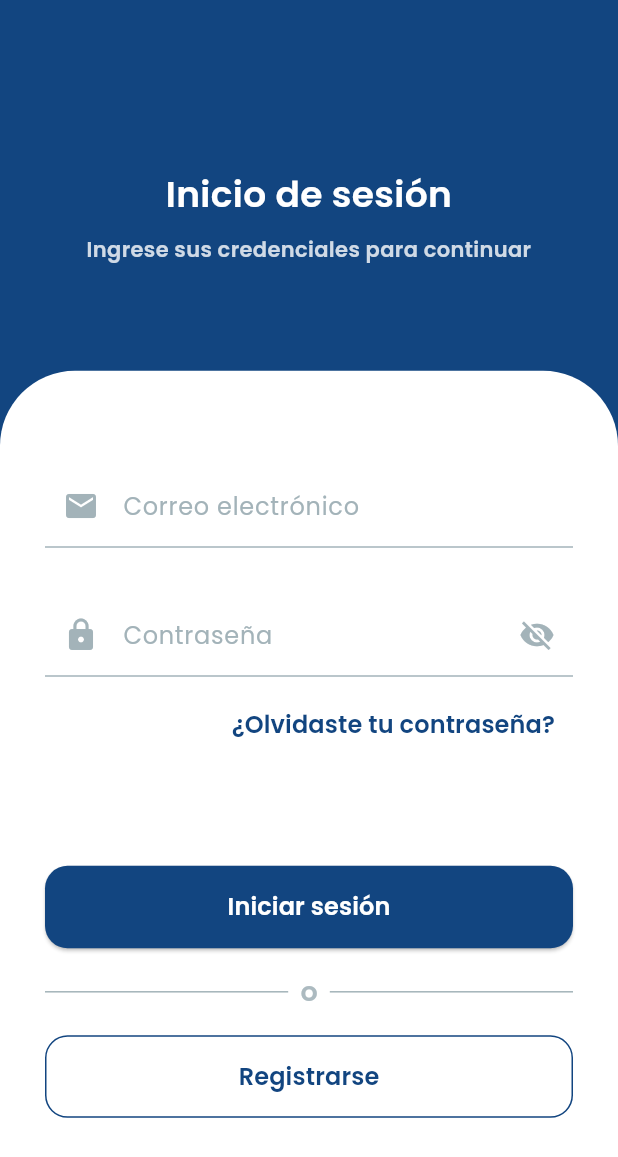
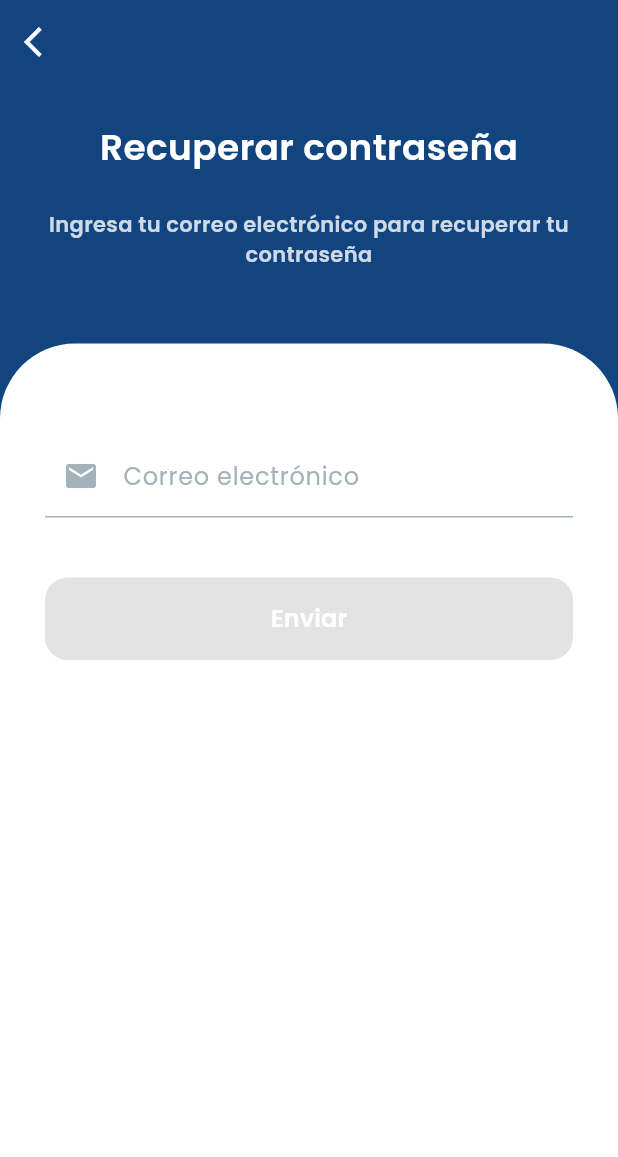
Before and after one commit to ItsNexos/app_despensas, a Flutter app: the screen it shows after launch, after a tap on "¿Olvidaste tu contraseña?", on a phone screen of 412 x 824 dp. Shown: the top 1157 px of the screen. Run offline on Flutter 3.47's test engine with Material 3 defaults, Android fonts, the phone set to English and light mode, and no system bars; our stand-ins replace cloud_firestore, connectivity_plus, email_validator, firebase_auth, firebase_core, flutter_speed_dial and 4 more; accounts and stored records are empty; project files that could hold a hidden picture were left out.

Commit message:
add forgot password fix menu and splash

```diff
--- a/lib/pages/splash/splash_screen.dart
+++ b/lib/pages/splash/splash_screen.dart
@@ -1,7 +1,10 @@
+import 'dart:io';
+import 'package:flutter/material.dart';
+import 'package:firebase_auth/firebase_auth.dart';
+import 'package:connectivity_plus/connectivity_plus.dart';
 import 'package:app_despensas/pages/App/home_page.dart';
 import 'package:app_despensas/pages/user_auth/login_page.dart';
-import 'package:firebase_auth/firebase_auth.dart';
-import 'package:flutter/material.dart';
+import 'package:flutter_svg/flutter_svg.dart';
 
 class SplashScreen extends StatefulWidget {
   final Widget? child;
@@ -33,10 +36,23 @@ class _SplashScreenState extends State<SplashScreen>
 
     _controller.forward();
 
-    // Redirigir después de la animación
+    // Verificación de internet y redirección después de la animación
     Future.delayed(const Duration(seconds: 4), () {
+      _checkInternetConnection();
+    });
+  }
+
+  // Verifica conexión a internet
+  Future<void> _checkInternetConnection() async {
+    final connectivityResult = await Connectivity().checkConnectivity();
+
+    if (connectivityResult == ConnectivityResult.none) {
+      // Si no hay conexión, mostrar mensaje y cerrar la app
+      _showNoInternetDialog();
+    } else {
+      // Si hay conexión, verificar autenticación
       _checkAuthentication();
-    });
+    }
   }
 
   // Verifica si el usuario está autenticado
@@ -54,6 +70,26 @@ class _SplashScreenState extends State<SplashScreen>
     }
   }
 
+  // Muestra un diálogo de error y cierra la app
+  void _showNoInternetDialog() {
+    showDialog(
+      context: context,
+      builder: (context) => AlertDialog(
+        title: const Text("Sin conexión a internet"),
+        content: const Text(
+            "Esta aplicación requiere conexión a internet para funcionar. Por favor, verifica tu conexión e inténtalo de nuevo."),
+        actions: [
+          TextButton(
+            onPressed: () {
+              exit(0); // Cierra la aplicación
+            },
+            child: const Text("Cerrar"),
+          ),
+        ],
+      ),
+    );
+  }
+
   @override
   void dispose() {
     _controller.dispose();
@@ -63,30 +99,29 @@ class _SplashScreenState extends State<SplashScreen>
   @override
   Widget build(BuildContext context) {
     return Scaffold(
-      backgroundColor: Color(0xFFE5E5E5),
+      backgroundColor: const Color(0xFF124580), // Fondo azul
       body: Center(
         child: FadeTransition(
           opacity: _fadeAnimation,
           child: Column(
             mainAxisAlignment: MainAxisAlignment.center,
             children: [
-              Icon(
-                Icons.shopping_cart,
-                size: 100,
-                color: Colors.blueAccent,
+              SvgPicture.asset(
+                'assets/icon.svg', // Ruta al archivo SVG
+                width: 250,
+                height: 250,
               ),
-              const SizedBox(height: 20),
               const Text(
-                "¡Bienvenido a la app de despensas!",
+                "DespensApp",
                 style: TextStyle(
-                  fontSize: 22,
-                  color: Colors.blueAccent,
+                  fontSize: 24,
+                  color: Colors.white,
                   fontWeight: FontWeight.bold,
                 ),
               ),
-              const SizedBox(height: 10),
-              CircularProgressIndicator(
-                color: Colors.blueAccent,
+              const SizedBox(height: 25),
+              const CircularProgressIndicator(
+                color: Colors.white,
               ),
             ],
           ),
--- /dev/null
+++ b/lib/pages/user_auth/forgot_password.dart
@@ -0,0 +1,177 @@
+import 'package:flutter/material.dart';
+import 'package:firebase_auth/firebase_auth.dart';
+import 'package:email_validator/email_validator.dart';
+
+class ForgotPassword extends StatefulWidget {
+  @override
+  _ForgotPasswordState createState() => _ForgotPasswordState();
+}
+
+class _ForgotPasswordState extends State<ForgotPassword> {
+  final _emailController = TextEditingController();
+  bool _isEmailValid = false;
+  String _errorMessage = '';
+
+  void _validateEmail() {
+    setState(() {
+      _isEmailValid = EmailValidator.validate(_emailController.text.trim());
+      _errorMessage = _isEmailValid ? '' : 'Correo electrónico inválido';
+    });
+  }
+
+  void _sendPasswordResetEmail() async {
+    try {
+      await FirebaseAuth.instance
+          .sendPasswordResetEmail(email: _emailController.text.trim());
+      // Muestra un mensaje de éxito o navega a otra pantalla
+    } catch (e) {
+      // Maneja el error de Firebase
+      print('Error enviando correo de recuperación: $e');
+    }
+  }
+
+  @override
+  Widget build(BuildContext context) {
+    return Scaffold(
+      backgroundColor: Color(0xFF124580),
+      appBar: AppBar(
+        backgroundColor: Color(0xFF124580),
+        elevation: 0,
+        leading: IconButton(
+          icon: const Icon(Icons.arrow_back_ios,
+              color: Color.fromARGB(255, 253, 253, 253)),
+          onPressed: () => Navigator.of(context).pop(),
+        ),
+      ),
+      body: Stack(
+        children: [
+          // Sección azul
+          Positioned(
+            top: 0,
+            left: 0,
+            right: 0,
+            height: MediaQuery.of(context).size.height *
+                0.18, //posición de la  en lo azul
+            child: Container(
+              color: Color(0xFF124580),
+              child: Column(
+                mainAxisAlignment: MainAxisAlignment.center,
+                children: [
+                  Text(
+                    "Recuperar contraseña",
+                    style: TextStyle(
+                      fontSize: 24,
+                      fontWeight: FontWeight.w600,
+                      color: Colors.white,
+                    ),
+                  ),
+                  const SizedBox(height: 25),
+                  Text(
+                    "Ingresa tu correo electrónico para recuperar tu contraseña",
+                    style: TextStyle(
+                      fontSize: 14,
+                      fontWeight: FontWeight.w600,
+                      color: Colors.white.withOpacity(0.8),
+                    ),
+                    textAlign: TextAlign.center,
+                  ),
+                ],
+              ),
+            ),
+          ),
+          Positioned(
+            top: MediaQuery.of(context).size.height * 0.21,
+            child: Container(
+              width: MediaQuery.of(context).size.width,
+              height: MediaQuery.of(context).size.height * 1,
+              decoration: BoxDecoration(
+                color: Colors.white,
+                borderRadius: BorderRadius.only(
+                  topLeft: Radius.circular(50),
+                  topRight: Radius.circular(50),
+                ),
+              ),
+              child: Padding(
+                padding: const EdgeInsets.all(30.0),
+                child: SingleChildScrollView(
+                  child: Column(
+                    crossAxisAlignment: CrossAxisAlignment.stretch,
+                    children: [
+                      const SizedBox(height: 30),
+
+                      // Campo correo
+                      TextField(
+                        controller: _emailController,
+                        style: TextStyle(color: Color(0xFF3C3F44)),
+                        onChanged: (_) {
+                          _validateEmail();
+                        },
+                        decoration: InputDecoration(
+                          prefixIcon:
+                              Icon(Icons.email, color: Color(0xFFA3B3B9)),
+                          hintText: 'Correo electrónico',
+                          errorText:
+                              _errorMessage.isNotEmpty ? _errorMessage : null,
+                          errorStyle: TextStyle(height: 0.8),
+
+                          // Ajuste de padding para centrar verticalmente el contenido
+                          contentPadding: EdgeInsets.symmetric(vertical: 16.0),
+
+                          // Estilo para el hintText
+                          hintStyle: TextStyle(
+                            color: Color(
+                                0xFFA3B3B9), // Color por defecto del hintText
+                          ),
+
+                          // Color campo erroneo o correcto
+                          enabledBorder: UnderlineInputBorder(
+                            borderSide: BorderSide(
+                              color: _errorMessage.isEmpty
+                                  ? Color(0xFFA3B3B9) // Gris por defecto
+                                  : Color(0xFFE4352A)
+                                      .withOpacity(0.8), // Rojo si hay error
+                            ),
+                          ),
+                          focusedBorder: UnderlineInputBorder(
+                            borderSide: BorderSide(
+                              color: _errorMessage.isEmpty
+                                  ? Color(
+                                      0xFF6DBDFF) // Azul cuando está correcto
+                                  : Color(0xFFE4352A).withOpacity(
+                                      0.8), // Rojo cuando es inválido
+                            ),
+                          ),
+                        ),
+                      ),
+                      const SizedBox(height: 40),
+                      ElevatedButton(
+                        onPressed:
+                            _isEmailValid ? _sendPasswordResetEmail : null,
+                        style: ElevatedButton.styleFrom(
+                          backgroundColor: Color(0xFF124580),
+                          padding: const EdgeInsets.symmetric(vertical: 16.0),
+                          shape: RoundedRectangleBorder(
+                            borderRadius: BorderRadius.circular(15),
+                          ),
+                          minimumSize: Size(321, 48),
+                        ),
+                        child: Text(
+                          'Enviar',
+                          style: TextStyle(
+                            fontSize: 16,
+                            fontWeight: FontWeight.w600,
+                            color: Colors.white,
+                          ),
+                        ),
+                      ),
+                    ],
+                  ),
+                ),
+              ),
+            ),
+          ),
+        ],
+      ),
+    );
+  }
+}
--- a/lib/pages/user_auth/login_page.dart
+++ b/lib/pages/user_auth/login_page.dart
@@ -1,4 +1,5 @@
 import 'package:app_despensas/pages/App/home_page.dart';
+import 'package:app_despensas/pages/user_auth/forgot_password.dart';
 import 'package:app_despensas/pages/user_auth/sign_up_page.dart';
 import 'package:flutter/material.dart';
 import 'package:firebase_auth/firebase_auth.dart';
@@ -251,7 +252,11 @@ class _LoginPageState extends State<LoginPage> {
                       alignment: Alignment.centerRight,
                       child: TextButton(
                         onPressed: () {
-                          // Implementar lógica de recuperación
+                          Navigator.push(
+                            context,
+                            MaterialPageRoute(
+                                builder: (context) => ForgotPassword()),
+                          );
                         },
                         child: Text(
                           "¿Olvidaste tu contraseña?",
```
Also changed, not shown: lib/pages/App/home_page.dart (+152 -131 lines), pubspec.yaml (+5 -3 lines), assets/icon.svg (added), pubspec.lock, 3 other files.
